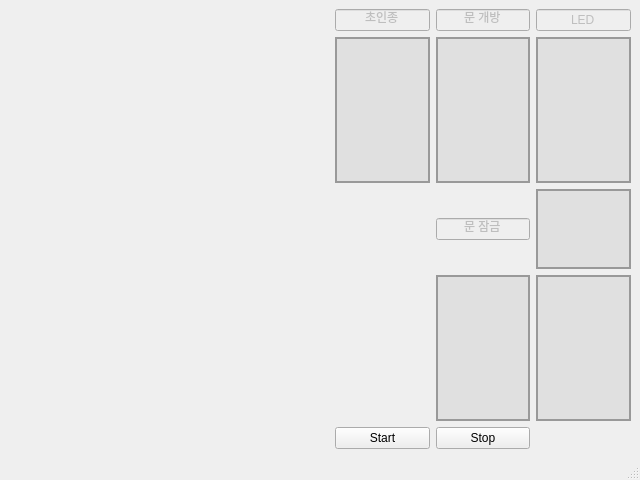
Above: Server/face-recognition/face_recognition.ui from miiiingi/VEDA_FinalProject before the change. Below: the same form after it.
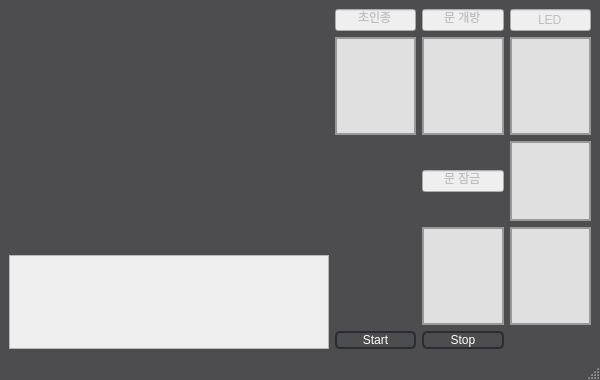
That is the form after the change. Custom widgets are drawn as their Qt base class.

Commit message: fix: 기본 Ui 작성

```diff
--- a/Server/face-recognition/face_recognition.ui
+++ b/Server/face-recognition/face_recognition.ui
@@ -6,19 +6,45 @@
    <rect>
     <x>0</x>
     <y>0</y>
-    <width>640</width>
-    <height>480</height>
+    <width>600</width>
+    <height>380</height>
    </rect>
   </property>
   <property name="windowTitle">
    <string>Face Recognition</string>
   </property>
+  <property name="styleSheet">
+   <string>
+				QMainWindow {
+				background-color: #4D4D4F;
+				}
+				QLabel {
+				color: #ffffff;
+				font-size: 18px;
+				}
+				QPushButton {
+				background-color: #4D4D4F;
+				color: #ffffff;
+				border: 2px solid #282c34;
+				border-radius: 5px;
+				}
+				QPushButton:hover {
+				background-color: #98c379;
+				}
+			</string>
+  </property>
   <widget class="QWidget" name="centralwidget">
    <layout class="QHBoxLayout" name="horizontalLayout">
     <item>
      <layout class="QVBoxLayout" name="videoLayout">
       <item>
        <widget class="QLabel" name="video_label">
+        <property name="sizePolicy">
+         <sizepolicy hsizetype="Fixed" vsizetype="Fixed">
+          <horstretch>0</horstretch>
+          <verstretch>0</verstretch>
+         </sizepolicy>
+        </property>
         <property name="minimumSize">
          <size>
           <width>320</width>
@@ -33,6 +59,13 @@
         </property>
        </widget>
       </item>
+      <item>
+       <widget class="QPlainTextEdit" name="plainTextEdit">
+        <property name="enabled">
+         <bool>false</bool>
+        </property>
+       </widget>
+      </item>
      </layout>
     </item>
     <item>
```
Left out of the diff: 4 changed lines with no effect on the pictures.
